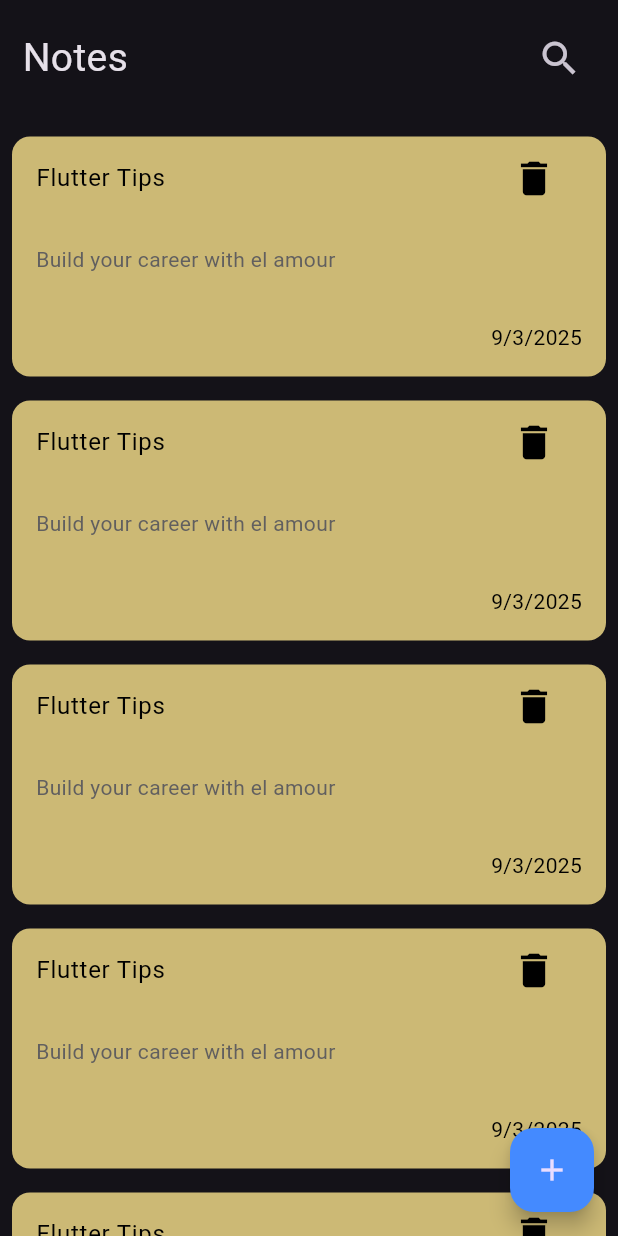
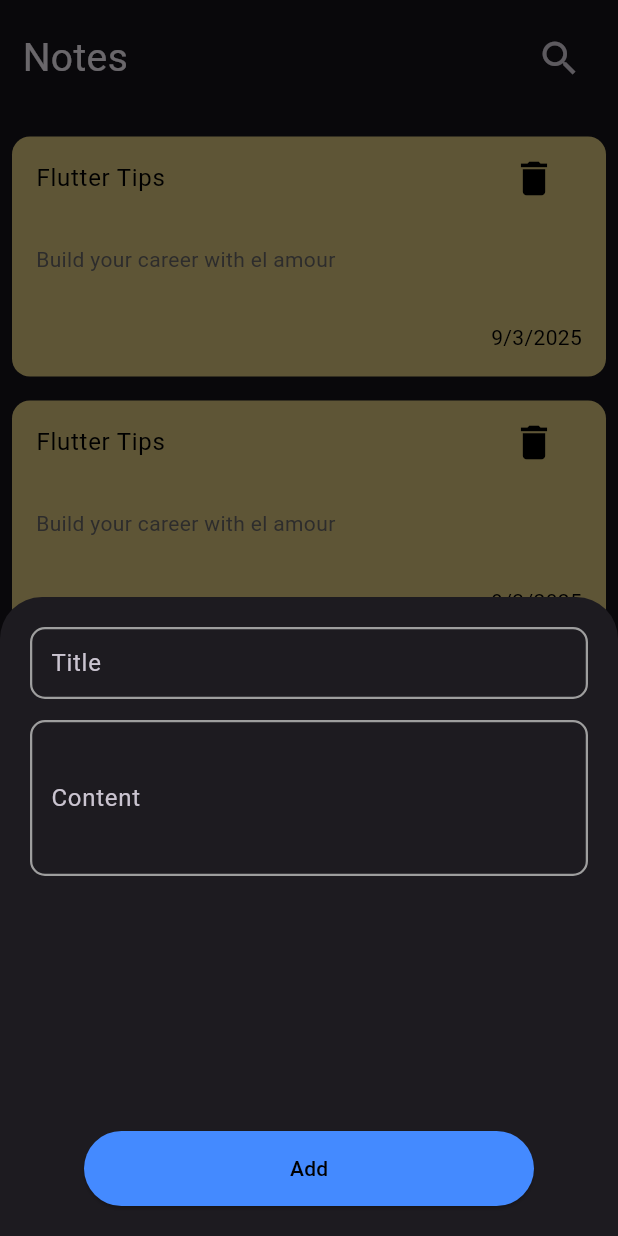
Before and after one commit to MahmoudRamadan22/Notes, a Flutter app: the screen it shows after launch, after a tap on the "add" icon, on a phone screen of 412 x 824 dp. Run offline on Flutter 3.47's test engine with Material 3 defaults, Android fonts, the phone set to English and light mode, and no system bars.

Commit message:
note model and ui finished

```diff
--- /dev/null
+++ b/lib/app_models/note_model.dart
@@ -0,0 +1,12 @@
+class NoteModel {
+  final String title;
+  final String content;
+  final DateTime date;
+  final int color;
+  NoteModel(
+    this.color, {
+    required this.title,
+    required this.content,
+    required this.date,
+  });
+}
--- a/lib/main.dart
+++ b/lib/main.dart
@@ -1,4 +1,5 @@
 import 'package:flutter/material.dart';
+import 'package:notes/views/edit_note_view.dart';
 import 'package:notes/views/home_view.dart';
 
 void main() {
@@ -12,7 +13,10 @@ class NotesApp extends StatelessWidget {
   Widget build(BuildContext context) {
     return MaterialApp(
       debugShowCheckedModeBanner: false,
-      routes: {HomeView.id: (context) => HomeView()},
+      routes: {
+        HomeView.id: (context) => HomeView(),
+        EditNoteView.id: (context) => EditNoteView(),
+      },
       home: HomeView(),
       theme: ThemeData(brightness: Brightness.dark),
     );
--- a/lib/widgets/custom_app_bar.dart
+++ b/lib/widgets/custom_app_bar.dart
@@ -1,17 +1,18 @@
 import 'package:flutter/material.dart';
 
 class CustomAppBar extends StatelessWidget {
-  const CustomAppBar({super.key});
-
+  const CustomAppBar({super.key, required this.appBarName, required this.icon});
+  final String appBarName;
+  final IconData icon;
   @override
   Widget build(BuildContext context) {
     return Padding(
       padding: const EdgeInsets.only(top: 15, right: 15, left: 15),
       child: Row(
         children: [
-          Text("Notes", style: TextStyle(fontSize: 26)),
+          Text(appBarName, style: TextStyle(fontSize: 26)),
           Spacer(),
-          IconButton(onPressed: () {}, icon: Icon(Icons.search, size: 30)),
+          IconButton(onPressed: () {}, icon: Icon(icon, size: 30)),
         ],
       ),
     );
--- /dev/null
+++ b/lib/widgets/custom_bottom_sheet.dart
@@ -0,0 +1,35 @@
+import 'package:flutter/material.dart';
+import 'package:notes/widgets/custom_elevated_button.dart';
+import 'package:notes/widgets/custom_text_field.dart';
+
+class BottomSheetModel extends StatelessWidget {
+  const BottomSheetModel({super.key});
+
+  @override
+  Widget build(BuildContext context) {
+    return Padding(
+      padding: const EdgeInsets.all(20),
+      child: SingleChildScrollView(
+        child: Column(
+          children: [
+            CustomTextField(
+              contentPadding: EdgeInsets.only(left: 10),
+              hintText: "Title",
+              label: "Title",
+              onSubmitted: (value) {},
+            ),
+            SizedBox(height: 14),
+            CustomTextField(
+              contentPadding: EdgeInsets.only(top: 80, left: 10),
+              hintText: "Content",
+              label: "Content",
+              onSubmitted: (value) {},
+            ),
+            SizedBox(height: 170),
+            CustomElevatedButton(),
+          ],
+        ),
+      ),
+    );
+  }
+}
--- /dev/null
+++ b/lib/widgets/custom_elevated_button.dart
@@ -0,0 +1,17 @@
+import 'package:flutter/material.dart';
+
+class CustomElevatedButton extends StatelessWidget {
+  const CustomElevatedButton({super.key});
+
+  @override
+  Widget build(BuildContext context) {
+    return ElevatedButton(
+      onPressed: () {},
+      style: ElevatedButton.styleFrom(
+        minimumSize: Size(300, 50),
+        backgroundColor: Colors.blueAccent,
+      ),
+      child: Text("Add", style: TextStyle(color: Colors.black)),
+    );
+  }
+}
--- a/lib/widgets/custom_floating_action_button.dart
+++ b/lib/widgets/custom_floating_action_button.dart
@@ -1,4 +1,5 @@
 import 'package:flutter/material.dart';
+import 'package:notes/widgets/custom_bottom_sheet.dart';
 
 class CustomFloatingActionButton extends StatelessWidget {
   const CustomFloatingActionButton({super.key});
@@ -7,7 +8,12 @@ class CustomFloatingActionButton extends StatelessWidget {
   Widget build(BuildContext context) {
     return FloatingActionButton(
       backgroundColor: Colors.blueAccent,
-      onPressed: () {},
+      onPressed: () {
+        showModalBottomSheet(
+          context: context,
+          builder: (context) => BottomSheetModel(),
+        );
+      },
       child: Icon(Icons.add),
     );
   }
--- /dev/null
+++ b/lib/widgets/custom_text_field.dart
@@ -0,0 +1,34 @@
+import 'package:flutter/material.dart';
+
+class CustomTextField extends StatelessWidget {
+  const CustomTextField({
+    super.key,
+    required this.hintText,
+    required this.label,
+    required this.onSubmitted,
+    required this.contentPadding,
+  });
+  final String label;
+  final String hintText;
+  final ValueChanged<String>? onSubmitted;
+  final EdgeInsetsGeometry? contentPadding;
+  @override
+  Widget build(BuildContext context) {
+    return TextField(
+      onSubmitted: onSubmitted,
+      decoration: InputDecoration(
+        contentPadding: contentPadding,
+        hintText: hintText,
+        label: Text(label),
+        enabledBorder: OutlineInputBorder(
+          borderSide: BorderSide(width: 1.5, color: Colors.grey),
+          borderRadius: BorderRadius.circular(10),
+        ),
+        focusedBorder: OutlineInputBorder(
+          borderSide: BorderSide(width: 1.5, color: Colors.grey),
+          borderRadius: BorderRadius.circular(10),
+        ),
+      ),
+    );
+  }
+}
--- a/lib/widgets/note_card.dart
+++ b/lib/widgets/note_card.dart
@@ -1,11 +1,16 @@
 import 'package:flutter/material.dart';
+import 'package:notes/views/edit_note_view.dart';
 
 class NoteCard extends StatelessWidget {
   const NoteCard({super.key, required this.color});
   final Color color;
   @override
   Widget build(BuildContext context) {
-    return Container(
+    return GestureDetector(
+      onTap: () {
+        Navigator.pushNamed(context, EditNoteView.id);
+      },
+      child: Container(
         width: 300,
         decoration: BoxDecoration(
           color: color,
@@ -30,7 +35,9 @@ class NoteCard extends StatelessWidget {
                 alignment: Alignment.centerLeft,
                 child: Text(
                   "Build your career with el amour",
-                style: TextStyle(color: const Color.fromARGB(255, 97, 95, 95)),
+                  style: TextStyle(
+                    color: const Color.fromARGB(255, 97, 95, 95),
+                  ),
                 ),
               ),
             ),
@@ -43,6 +50,7 @@ class NoteCard extends StatelessWidget {
             ),
           ],
         ),
+      ),
     );
   }
 }
--- a/lib/widgets/notes_view_body.dart
+++ b/lib/widgets/notes_view_body.dart
@@ -9,7 +9,7 @@ class NotesViewBody extends StatelessWidget {
   Widget build(BuildContext context) {
     return Column(
       children: [
-        CustomAppBar(),
+        CustomAppBar(appBarName: "Notes", icon: Icons.search),
         SizedBox(height: 20),
         Expanded(child: NotesListView()),
       ],
```
Also changed, not shown: lib/views/edit_note_view.dart (added, +11 -0 lines), lib/widgets/edit_note_view_body.dart (added, +35 -0 lines). Lines whose indentation alone changed are shown as unchanged.
